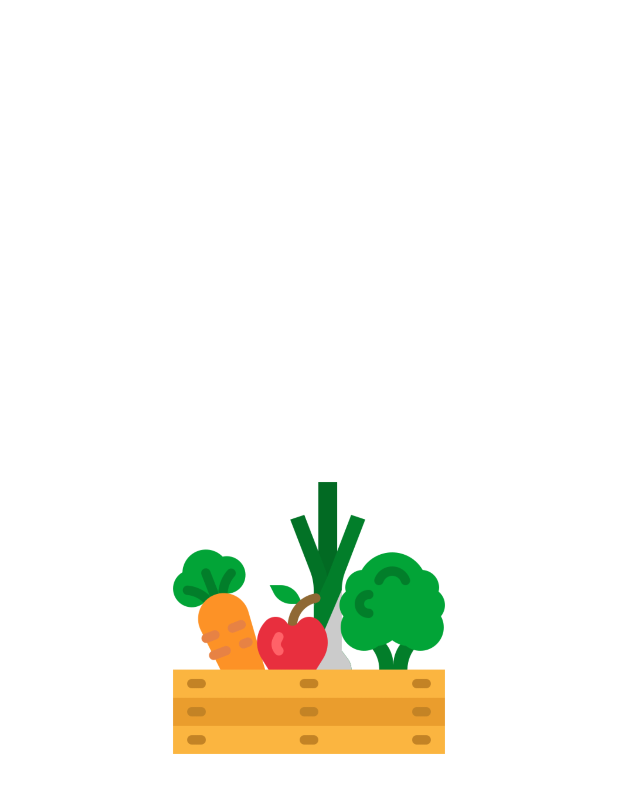
After one commit to jin0220/FarmMonitoring, an Android app: the LoadingActivity screen opened directly, with no data from a screen before it, on a phone screen of 412 x 824 dp. The commit adds this screen. Shown: the top 793 px of the screen. Run offline under Robolectric (Android 15) with nearby library versions, the phone set to English and light mode, and no system bars; 1 statement that could not run was skipped.

Commit message:
splash screen
스플래시 화면 추가

```diff
--- /dev/null
+++ b/app/src/main/java/com/example/farm_monitoring/LoadingActivity.java
@@ -0,0 +1,26 @@
+package com.example.farm_monitoring;
+
+import androidx.appcompat.app.AppCompatActivity;
+
+import android.content.Intent;
+import android.os.Bundle;
+import android.os.Handler;
+
+public class LoadingActivity extends AppCompatActivity {
+
+    @Override
+    protected void onCreate(Bundle savedInstanceState) {
+        super.onCreate(savedInstanceState);
+        setContentView(R.layout.activity_loading);
+
+        Handler handler = new Handler();
+        handler.postDelayed(new Runnable() {
+            @Override
+            public void run() {
+                Intent intent = new Intent(getBaseContext(), LoginActivity.class);
+                startActivity(intent);
+                finish();
+            }
+        }, 1000);
+    }
+}
--- /dev/null
+++ b/app/src/main/res/layout/activity_loading.xml
@@ -0,0 +1,14 @@
+<?xml version="1.0" encoding="utf-8"?>
+<RelativeLayout xmlns:android="http://schemas.android.com/apk/res/android"
+    android:layout_width="match_parent"
+    android:layout_height="match_parent"
+    android:background="#fff">
+
+    <ImageView
+        android:layout_width="200dp"
+        android:layout_height="200dp"
+        android:layout_centerHorizontal="true"
+        android:layout_centerVertical="true"
+        android:src="@drawable/logo"/>
+
+</RelativeLayout>
--- a/app/src/main/res/layout/activity_login.xml
+++ b/app/src/main/res/layout/activity_login.xml
@@ -47,6 +47,7 @@
         android:textSize="15dp"/>
 
     <Button
+        android:id="@+id/login_btn"
         android:layout_width="300dp"
         android:layout_height="50dp"
         android:background="@drawable/login_edit"
```
Also changed, not shown: app/src/main/AndroidManifest.xml (+8 -6 lines), app/src/main/java/com/example/farm_monitoring/LoginActivity.java (+10 -0 lines).
